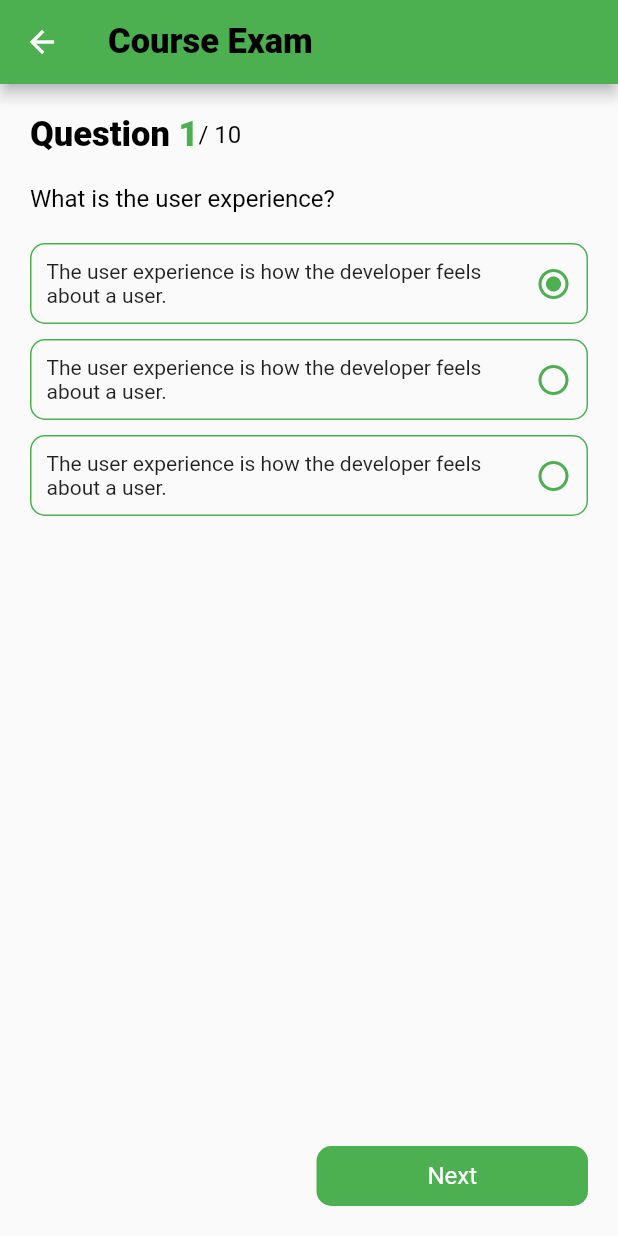
After one commit to Hagar-Ahmed-Rayan/Lavie, a Flutter app: the QuizScreen screen opened directly, on a phone screen of 412 x 824 dp. The commit adds this screen. Run offline on Flutter 3.47's test engine with Material 2 defaults, Android fonts, the phone set to English and light mode, and no system bars; our stand-ins replace curved_navigation_bar, dio, flutter_bloc, flutter_conditional_rendering, fluttertoast, geocoding and 7 more; missing offline and left inert: dart:ffi, mobile_scanner, navigation_utils; accounts and stored records are empty; network calls fail.

Commit message:
add quizscreen

```diff
--- a/lib/cubit/cubit.dart
+++ b/lib/cubit/cubit.dart
@@ -22,6 +22,7 @@ import 'package:plantsshop/models/mypostsmodel.dart';
 import 'package:plantsshop/models/productsmodel.dart';
 import 'package:plantsshop/models/seedsmodel.dart';
 import 'package:plantsshop/screens/QR%20scan.dart';
+import 'package:plantsshop/screens/QUIZ/QUIZSCREEN.dart';
 import 'package:plantsshop/screens/disscussform.dart';
 import 'package:plantsshop/screens/homescreen.dart';
 import 'package:plantsshop/screens/notification.dart';
@@ -80,7 +81,8 @@ int  numofsearchresult=0;//number
     disscussscreen(),
     QRScanner(),
     homescreen(),
-    NotificationScreen(),
+    //QuizScreen(),
+   NotificationScreen(),
     profile(),
   ];
   void update(){
@@ -930,7 +932,126 @@ var productid;
     });
   }
 
+////////////////////////quiz screen
+  List<Question> questions = [
+    Question(
+        question: "What is the user experience?",
+        answers: [
+          "The user experience is how the developer feels about a user.",
+          "The user experience is how the developer feels about a user.",
+          "The user experience is how the developer feels about a user."
+        ],
+        correctAnswerIndex: 1),
+    Question(
+        question: "What is the user experience?",
+        answers: [
+          "The user experience is how the developer feels about a user.",
+          "The user experience is how the developer feels about a user.",
+          "The user experience is how the developer feels about a user."
+        ],
+        correctAnswerIndex: 1),
+    Question(
+        question: "What is the user experience?",
+        answers: [
+          "The user experience is how the developer feels about a user.",
+          "The user experience is how the developer feels about a user.",
+          "The user experience is how the developer feels about a user."
+        ],
+        correctAnswerIndex: 1),
+    Question(
+        question: "What is the user experience?",
+        answers: [
+          "The user experience is how the developer feels about a user.",
+          "The user experience is how the developer feels about a user.",
+          "The user experience is how the developer feels about a user."
+        ],
+        correctAnswerIndex: 1),
+    Question(
+        question: "What is the user experience?",
+        answers: [
+          "The user experience is how the developer feels about a user.",
+          "The user experience is how the developer feels about a user.",
+          "The user experience is how the developer feels about a user."
+        ],
+        correctAnswerIndex: 1),
+    Question(
+        question: "What is the user experience?",
+        answers: [
+          "The user experience is how the developer feels about a user.",
+          "The user experience is how the developer feels about a user.",
+          "The user experience is how the developer feels about a user."
+        ],
+        correctAnswerIndex: 1),
+    Question(
+        question: "What is the user experience?",
+        answers: [
+          "The user experience is how the developer feels about a user.",
+          "The user experience is how the developer feels about a user.",
+          "The user experience is how the developer feels about a user."
+        ],
+        correctAnswerIndex: 1),
+    Question(
+        question: "What is the user experience?",
+        answers: [
+          "The user experience is how the developer feels about a user.",
+          "The user experience is how the developer feels about a user.",
+          "The user experience is how the developer feels about a user."
+        ],
+        correctAnswerIndex: 1),
+    Question(
+        question: "What is the user experience?",
+        answers: [
+          "The user experience is how the developer feels about a user.",
+          "The user experience is how the developer feels about a user.",
+          "The user experience is how the developer feels about a user."
+        ],
+        correctAnswerIndex: 1),
+    Question(
+        question: "What is the user experience?",
+        answers: [
+          "The user experience is how the developer feels about a user.",
+          "The user experience is how the developer feels about a user.",
+          "The user experience is how the developer feels about a user."
+        ],
+        correctAnswerIndex: 1),
+  ];
+  int correctAnswers = 0;
+  int currentQuestion = 0;
+  bool isFirst = true;
+  bool isLast = false;
+  void moveToNextQuestion() {
+    currentQuestion++;
+    isFirst = false;
+    if (currentQuestion == questions.length - 1) {
+      isLast = true;
+    }
+    emit(MoveToNextQuestion());
+  }
 
+  void backToPreviousQuestion() {
+    currentQuestion--;
+    isLast = false;
+    if (currentQuestion == 0) {
+      isFirst = true;
+    }
+    emit(MoveToPreviousQuestion());
+  }
+
+  void chooseAnswer(int answerId) {
+    questions[currentQuestion].userAnswerIndex = answerId;
+    emit(ChooseAnswerState());
+  }
+
+  void calculateResult() {
+    correctAnswers = 0;
+    for (var item in questions) {
+      if (item.userAnswerIndex == item.correctAnswerIndex) {
+        correctAnswers++;
+      }
+    }
+    CacheHelper.saveData(key: "lastQuiz", value: DateTime.now().toString());
+    emit(CalculateResultState());
+  }
 
 
 
--- a/lib/cubit/states.dart
+++ b/lib/cubit/states.dart
@@ -367,3 +367,10 @@ class ShopproductidErrorState extends ShopLoginStates
 
   ShopproductidErrorState();
 }
+/////////////////////////////quiz state
+
+class QuizInitial extends ShopLoginStates {}
+class MoveToNextQuestion extends ShopLoginStates {}
+class MoveToPreviousQuestion extends ShopLoginStates {}
+class ChooseAnswerState extends ShopLoginStates {}
+class CalculateResultState extends ShopLoginStates {}
--- /dev/null
+++ b/lib/screens/QUIZ/2NDQUIZ.dart
@@ -0,0 +1,50 @@
+import 'package:flutter/material.dart';
+import 'package:plantsshop/screens/homescreen.dart';
+import 'package:plantsshop/shared/components.dart';
+import 'package:plantsshop/shared/style.dart';
+
+
+class QuizResultScreen extends StatelessWidget {
+  QuizResultScreen({Key? key, required this.result}) : super(key: key);
+  final int result;
+  @override
+  Widget build(BuildContext context) {
+    return Scaffold(
+      appBar: AppBar(
+        backgroundColor: Colors.green,
+        leading: IconButton(
+          onPressed: () {
+            NavigationUtils.navigateAndClearStack(
+              context: context,
+              destinationScreen:homescreen(),
+            );
+          },
+          icon: Icon(Icons.arrow_back),
+        ),
+        title: Text(
+          "Result",
+          style: AppTextStyle.appBarText(),
+        ),
+      ),
+      body: Center(
+        child: Column(
+          mainAxisAlignment: MainAxisAlignment.center,
+          children: [
+            Text(
+              "Your Result is",
+              style: AppTextStyle.headLine().copyWith(fontSize: 30),
+            ),
+            SizedBox(
+              height: 10,
+            ),
+            Text(
+              result.toString(),
+              style: AppTextStyle.headLine()
+                  .copyWith(color: Colors.green, fontSize: 30),
+            )
+          ],
+        ),
+      ),
+    );
+  }
+}
--- /dev/null
+++ b/lib/screens/QUIZ/QUIZSCREEN.dart
@@ -0,0 +1,166 @@
+import 'package:flutter/material.dart';
+import 'package:flutter_bloc/flutter_bloc.dart';
+import 'package:plantsshop/cubit/cubit.dart';
+import 'package:plantsshop/cubit/states.dart';
+import 'package:plantsshop/screens/QUIZ/2NDQUIZ.dart';
+import 'package:plantsshop/shared/components.dart';
+import 'package:plantsshop/shared/style.dart';
+import 'package:navigation_utils/navigation_utils.dart';
+
+
+class QuizScreen extends StatelessWidget {
+  const QuizScreen({Key? key}) : super(key: key);
+  @override
+  Widget build(BuildContext context) {
+    return Scaffold(
+      appBar: AppBar(
+          title: Text(
+            "Course Exam",
+            style: TextStyle(
+              fontSize: 23.0,
+              fontWeight: FontWeight.w800,
+              color: Colors.black,
+              fontFamily: "Roboto",
+              backgroundColor: Colors.green,
+            ),
+          ),
+        backgroundColor: Colors.green,
+      ),
+      body: BlocConsumer<ShopLoginCubit, ShopLoginStates>(
+        listener: (context, state) {
+        },
+        builder: (context, state) {
+          var cubit = ShopLoginCubit.get(context);
+          return Padding(
+            padding: const EdgeInsets.all(20.0),
+            child: Column(
+              crossAxisAlignment: CrossAxisAlignment.start,
+              children: [
+                Row(
+                  children: [
+                    Text(
+                      "Question ",
+                      style: TextStyle(
+                        fontSize: 23.0,
+                        fontWeight: FontWeight.w800,
+                        color: Colors.black,
+                        fontFamily: "Roboto",
+                      ),
+                    ),
+                    Text(
+                      (cubit.currentQuestion + 1).toString(),
+                      style: AppTextStyle.headLine()
+                          .copyWith(color: Colors.green),
+                    ),
+                    Text(
+                      "/ ${cubit.questions.length}",
+                      style: AppTextStyle.bodyText(),
+                    ),
+                  ],
+                ),
+                SizedBox(
+                  height: 20,
+                ),
+                Text(
+                  cubit.questions[cubit.currentQuestion].question,
+                  style: AppTextStyle.bodyText(),
+                ),
+                SizedBox(
+                  height: 20,
+                ),
+                Expanded(
+                  child: ListView.separated(
+                      itemBuilder: (context, index) => GestureDetector(
+                        onTap: () {
+                          cubit.chooseAnswer(index);
+                        },
+                        child: Container(
+                          padding: const EdgeInsets.all(10),
+                          decoration: BoxDecoration(
+                            borderRadius: BorderRadius.circular(10),
+                            border: Border.all(
+                                color: Colors.green),
+                          ),
+                          child: Row(
+                            children: [
+                              Expanded(
+                                child: Text(cubit
+                                    .questions[cubit.currentQuestion]
+                                    .answers[index]),
+                              ),
+                              Icon(
+                                (cubit.questions[cubit.currentQuestion].userAnswerIndex ==index)
+                                    ? Icons.radio_button_checked
+                                    : Icons.radio_button_unchecked,
+                                color: Colors.green
+                              ),
+                            ],
+                          ),
+                        ),
+                      ),
+                      separatorBuilder: (context, index) => SizedBox(
+                        height: 10,
+                      ),
+                      itemCount: cubit.questions[cubit.currentQuestion].answers.length),
+                ),
+                Row(
+                  children: [
+                    if (!cubit.isFirst)
+                      Expanded(
+                        child: DefaultButton(
+                          onPress: () {
+                            cubit.backToPreviousQuestion();
+                          },
+                          hasBorder: true,
+                          textColor: Colors.green,
+                          backgroundColor: Colors.black,
+                          text: "Back",
+                          height: 40,
+                          borderRadius: 10,
+                        ),
+                      )
+                    else
+                      const Expanded(
+                        child: SizedBox(),
+                      ),
+                    SizedBox(
+                      width: 10,
+                    ),
+                    if (!cubit.isLast) ...[
+                      Expanded(
+                        child: DefaultButton(
+                          onPress: () {
+                            cubit.moveToNextQuestion();
+                          },
+                          text: "Next",
+                          height: 40,
+                          borderRadius: 10,
+                        ),
+                      )
+                    ] else ...[
+                      Expanded(
+                        child: DefaultButton(
+                          height: 40,
+                          borderRadius: 10,
+                          onPress: () {
+                            cubit.calculateResult();
+                            debugPrint(cubit.correctAnswers.toString());
+                            NavigationUtils.navigateTo(
+                                context: context,
+                                destinationScreen: QuizResultScreen(
+                                    result: cubit.correctAnswers));
+                          },
+                          text: "Finish",
+                        ),
+                      )
+                    ]
+                  ],
+                )
+              ],
+            ),
+          );
+        },
+      ),
+    );
+  }
+}
--- a/lib/shared/components.dart
+++ b/lib/shared/components.dart
@@ -17,6 +17,7 @@ import 'package:plantsshop/models/LognModel.dart';
 //import 'dart:html';
 
 import 'package:plantsshop/screens/splash.dart';
+import 'package:plantsshop/shared/style.dart';
 
 Widget defaultTextButton({
   required  function,
@@ -129,8 +130,105 @@ Widget fullDivider() => Container(
   height: 1.0,
   color: Colors.grey[300],
 );
+////////////////////BUTTTON
+class DefaultButton extends StatelessWidget {
+  Function onPress;
+  String text;
+  IconData? icon;
+  double? borderRadius;
+  double? height;
+  Color? backgroundColor;
+  Color? textColor;
+  bool hasBorder;
+  DefaultButton(
+      {Key? key,
+        required this.onPress,
+        required this.text,
+        this.icon,
+        this.borderRadius,
+        this.height,
+        this.backgroundColor,
+        this.textColor,
+        this.hasBorder = false})
+      : super(key: key);
 
+  @override
+  Widget build(BuildContext context) {
+    return Container(
+        height: height ?? 50,
+        decoration: BoxDecoration(
+            borderRadius: BorderRadius.circular(borderRadius ?? 5),
+            color: backgroundColor ?? Colors.green,
+            border: hasBorder
+                ? Border.all(color: Colors.green, width: 1)
+                : null),
+        child: MaterialButton(
+          onPressed: () {
+            onPress();
+          },
+          minWidth: double.infinity,
+          textColor: Colors.white,
+          child: Row(
+            mainAxisAlignment: MainAxisAlignment.center,
+            children: [
+              Text(
+                text,
+                style: AppTextStyle.bodyText()
+                    .copyWith(color: textColor ?? Colors.white),
+              ),
+              if (icon != null) Icon(icon, color: Colors.white)
+            ],
+          ),
+        ));
+  }
+}
+////////////////////////////NAV
+class NavigationUtils {
+  static void navigateTo({
+    required BuildContext context,
+    required Widget destinationScreen,
+  }) =>
+      Navigator.push(
+        context,
+        MaterialPageRoute(builder: (context) => destinationScreen),
+      );
 
+  static void navigateToWithCallback({
+    required BuildContext context,
+    required Widget destinationScreen,
+    required VoidCallback callback,
+  }) {
+    Navigator.push(
+      context,
+      MaterialPageRoute(
+        builder: (context) => destinationScreen,
+      ),
+    ).then(
+          (value) => callback(),
+    );
+  }
+
+  static void navigateAndClearStack({
+    required BuildContext context,
+    required Widget destinationScreen,
+  }) =>
+      Navigator.pushAndRemoveUntil(
+        context,
+        MaterialPageRoute(
+          builder: (context) => destinationScreen,
+        ),
+            (Route<dynamic> route) => false,
+      );
+
+  static void navigateBack({
+    required BuildContext context,
+  }) {
+    FocusScope.of(context).unfocus();
+    if (Navigator.canPop(context)) {
+      Navigator.pop(context);
+    }
+  }
+}
 
 
 /////////////////pincode
--- a/lib/shared/endpoints.dart
+++ b/lib/shared/endpoints.dart
@@ -3,18 +3,13 @@ import 'package:plantsshop/models/postmodel.dart';
 const LOGIN='https://lavie.orangedigitalcenteregypt.com/api/v1/auth/signin';
 const GOOGLE ='https://lavie.orangedigitalcenteregypt.com/api/v1/auth/google';
 //const GETplants='https://lavie.orangedigitalcenconst.com/api/v1/plants';
-//const GETplants='https://lavie.orangedigitalcenteregypt.com/api/v1/plants';
 const GETplants='/api/v1/plants';
 //const GETSEEDS='https://lavie.orangedigitalcenteregypt.com/api/v1/seeds';
 const GETSEEDS='https://lavie.orangedigitalcenteregypt.com/api/v1/seeds';
-dynamic TOKEN='';
 const GETproducts='/api/v1/products';
 String baseurl='https://lavie.orangedigitalcenteregypt.com';
-DateTime? OLDTIME;
-int? OLDDAY;
-var constmodel;
+
 const UPDATE='/api/v1/user/me';
-List<post> posts =[];
 const CREATE_POST = '/api/v1/forums';
 const MY_POSTS = '/api/v1/forums/me';
 const USER_DATA = '/api/v1/user/me';
@@ -23,6 +18,26 @@ const FORGET_PASSWORD = '/api/v1/auth/forget-password';
 const VERIFY = '/api/v1/auth/verify-otp';
 const RESET_PASSWORD = '/api/v1/auth/reset-password';
 const CLAIM_FREE_SEEDS = '/api/v1/user/me/claimFreeSeeds';
-String? plantidqr;
 const GETproductid='/api/v1/plants/:plantId';
 const GETproducti='/api/v1/plants/{plantId}';
+//////////////////////////////////////////
+dynamic TOKEN='';
+
+String? plantidqr;
+List<post> posts =[];
+DateTime? OLDTIME;
+int? OLDDAY;
+var constmodel;
+class Question {
+  String question;
+  List<String> answers;
+  int userAnswerIndex;
+  int correctAnswerIndex;
+
+  Question({
+    required this.question,
+    required this.answers,
+    required this.correctAnswerIndex,
+    this.userAnswerIndex = 0,
+  });
+}
--- /dev/null
+++ b/lib/shared/style.dart
@@ -0,0 +1,36 @@
+import 'package:flutter/material.dart';
+
+class AppTextStyle {
+  static TextStyle headLine() => TextStyle(
+    fontSize: 23.0,
+    fontWeight: FontWeight.w800,
+    color: Colors.black,
+    fontFamily: "Roboto",
+  );
+
+  static TextStyle appBarText() => TextStyle(
+    color: Colors.black,
+    fontSize: 20.0,
+    fontWeight: FontWeight.bold,
+    fontFamily: "Roboto",
+  );
+
+  static TextStyle bodyText() => TextStyle(
+    fontSize: 16.0,
+    fontWeight: FontWeight.normal,
+    color: Colors.black,
+    fontFamily: "Roboto",
+  );
+
+  static TextStyle caption() => TextStyle(
+    fontSize: 13.0,
+    color: Colors.grey,
+    fontFamily: "Roboto",
+  );
+  static TextStyle subTitle() => TextStyle(
+    fontSize: 14.0,
+    color: Colors.grey,
+    height: 1.3,
+    fontFamily: "Roboto",
+  );
+}
--- a/pubspec.yaml
+++ b/pubspec.yaml
@@ -44,6 +44,7 @@ dependencies:
   geolocator: ^9.0.1
   geocoding: ^2.0.5
   fluttertoast: ^8.0.9
+  navigation_utils: ^0.0.1-pre.1
 
 
 
```
Also changed, not shown: pubspec.lock.
